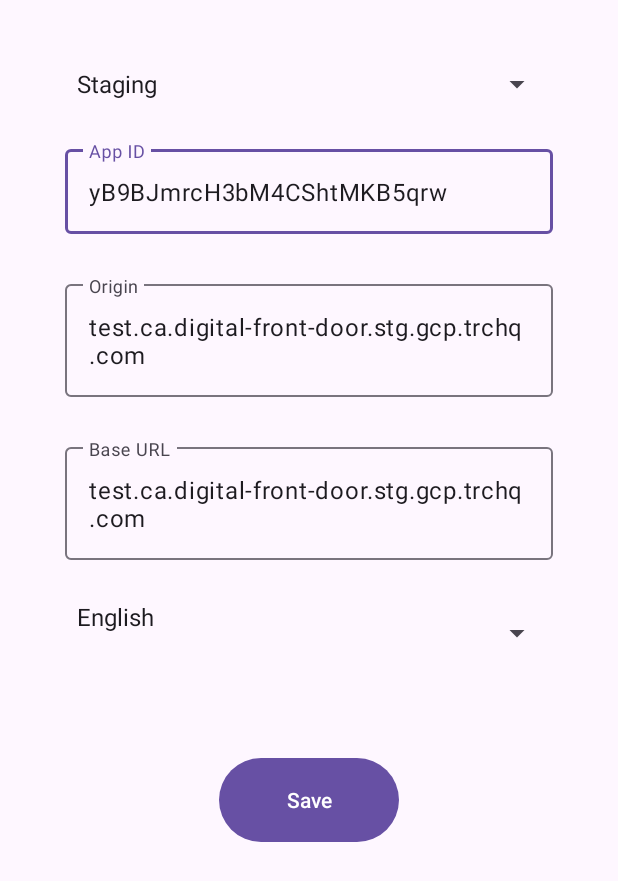
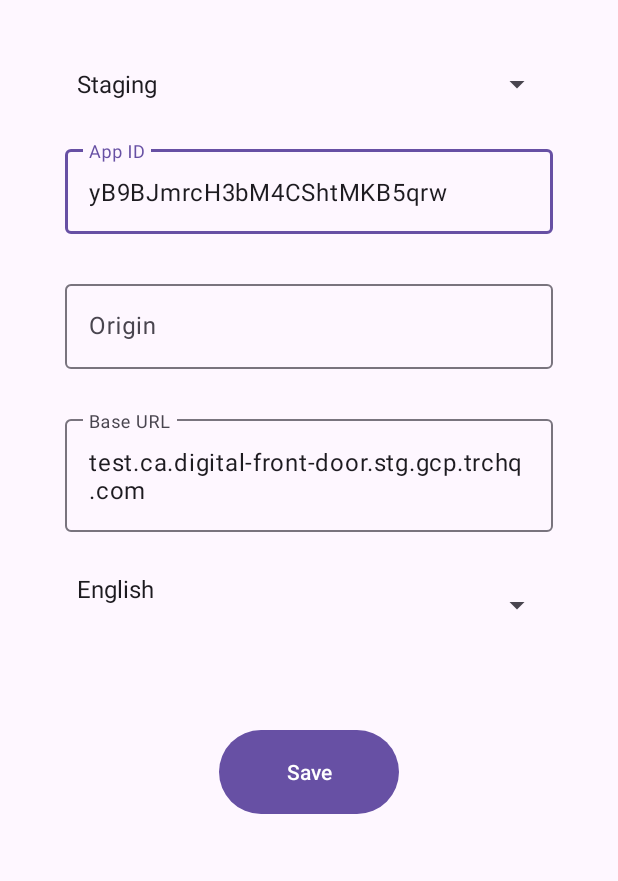
Before and after one commit to PatientOrderSets/chatbot_android_sdk_skeleton_app, an Android app: the screen it shows after launch (SettingActivity), after a tap on an icon or button, on a phone screen of 412 x 824 dp. Shown: the top 881 px of the screen. Run offline under Robolectric (Android 15) with nearby library versions, the phone set to English and light mode, and no system bars; our stand-ins replace navigation-ui.

Commit message:
FixLOrigin revoked from SDK

```diff
--- a/app/build.gradle.kts
+++ b/app/build.gradle.kts
@@ -79,8 +79,8 @@ android {
         androidTestImplementation(libs.androidx.espresso.core)
 
 //        Latest AAR
-//        implementation(files("libs/ChatbotSdk_V.aar"))
-        implementation(libs.messenger)
+        implementation(files("libs/chatbot_v18.aar"))
+//        implementation(libs.messenger)
     }
 }
 dependencies {
--- a/app/src/main/java/com/thinkresearch/skeltonapp/MainActivity.kt
+++ b/app/src/main/java/com/thinkresearch/skeltonapp/MainActivity.kt
@@ -37,7 +37,6 @@ class MainActivity : AppCompatActivity() {
                 bot.initialize(
                     appId!!,
                     baseUrl!!,
-                    origin!!,
                     selectedLanguage!!,
                     this
                 )
@@ -69,7 +68,6 @@ class MainActivity : AppCompatActivity() {
 
 
                 appId = data?.getStringExtra("appId")
-                origin = data?.getStringExtra("origin")
                 baseUrl = data?.getStringExtra("baseUrl")
                 selectedProjectType = data?.getStringExtra("selectedProjectType")
                 selectedLanguage = data?.getStringExtra("selectedLanguage")
@@ -83,11 +81,10 @@ class MainActivity : AppCompatActivity() {
         return navController.navigateUp(appBarConfiguration) || super.onSupportNavigateUp()
     }
 
-    var appId: String? = "yB9BJmrcH3bM4CShtMKB5qrw";
-    var origin: String? = "test.ca.digital-front-door.stg.gcp.trchq.com"
-    var baseUrl: String? = "test.ca.digital-front-door.stg.gcp.trchq.com"
-    var selectedProjectType: String? = "";
-    var selectedLanguage: String? = "en";
+    private var appId: String? = "yB9BJmrcH3bM4CShtMKB5qrw";
+    private var baseUrl: String? = "test.ca.digital-front-door.stg.gcp.trchq.com"
+    private var selectedProjectType: String? = "";
+    private var selectedLanguage: String? = "en";
 
 
     companion object {
--- a/app/src/main/java/com/thinkresearch/skeltonapp/SettingActivity.kt
+++ b/app/src/main/java/com/thinkresearch/skeltonapp/SettingActivity.kt
@@ -16,12 +16,10 @@ class SettingActivity : AppCompatActivity() {
 
     // Constants for regular project
     val regularAppID = "yB9BJmrcH3bM4CShtMKB5qrw"
-    val regularOrigin = "test.ca.digital-front-door.stg.gcp.trchq.com"
     val regularApiUrl = "test.ca.digital-front-door.stg.gcp.trchq.com"
 
     // Constants for Nova Scotia project
     val novScotiaAppID = "XnA6d2mEejaov78UETAzM5uj"
-    val novScotiaOrigin = "app-digitalfrontdoor-dev.apps.ext.novascotia.ca"
     val novScotiaApiUrl = "test.ca.one-stop-talk.sbx.gcp.trchq.com"
 
     override fun onCreate(savedInstanceState: Bundle?) {
@@ -37,7 +35,7 @@ class SettingActivity : AppCompatActivity() {
 
         val languages = arrayOf("English", "French")
         val languageAdapter =
-            ArrayAdapter(this, android.R.layout.simple_spinner_dropdown_item, languages)
+            ArrayAdapter(this, R.layout.simple_spinner_dropdown_item, languages)
 
 
         binding.spinnerLanguage.adapter = languageAdapter
@@ -55,14 +53,12 @@ class SettingActivity : AppCompatActivity() {
                         0 -> {
                             // Regular selected
                             binding.editTextAppId.setText(regularAppID)
-                            binding.editTextOrigin.setText(regularOrigin)
                             binding.editTextBaseUrl.setText(regularApiUrl)
                         }
 
                         1 -> {
                             // Nova Scotia selected
                             binding.editTextAppId.setText(novScotiaAppID)
-                            binding.editTextOrigin.setText(novScotiaOrigin)
                             binding.editTextBaseUrl.setText(novScotiaApiUrl)
                         }
 
```
Also changed, not shown: 2 other files.
